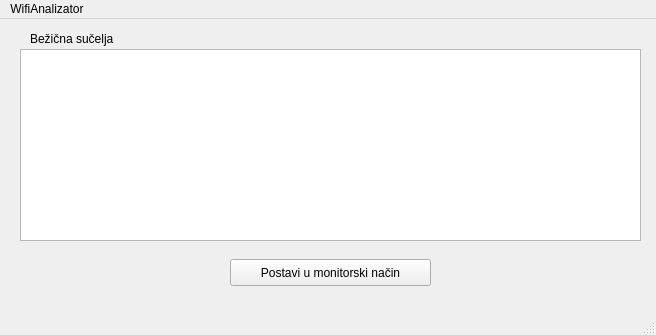
First picture: the form in ProzorGlavni.ui, repository Lovrom8/WiFiAnalizator, before the edit.
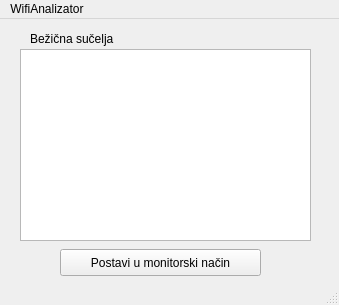
Second picture: the form after the edit.

What changed in the file:
```diff
--- a/ProzorGlavni.ui
+++ b/ProzorGlavni.ui
@@ -6,8 +6,8 @@
    <rect>
     <x>0</x>
     <y>0</y>
-    <width>656</width>
-    <height>335</height>
+    <width>339</width>
+    <height>305</height>
    </rect>
   </property>
   <property name="windowTitle">
@@ -17,8 +17,8 @@
    <widget class="QPushButton" name="btnPostaviUMonitorski">
     <property name="geometry">
      <rect>
-      <x>230</x>
-      <y>240</y>
+      <x>60</x>
+      <y>230</y>
       <width>201</width>
       <height>27</height>
      </rect>
@@ -45,7 +45,7 @@
      <rect>
       <x>20</x>
       <y>30</y>
-      <width>621</width>
+      <width>291</width>
       <height>192</height>
      </rect>
     </property>
@@ -62,7 +62,7 @@
     <rect>
      <x>0</x>
      <y>0</y>
-     <width>656</width>
+     <width>339</width>
      <height>24</height>
     </rect>
    </property>
```
Left out of the diff: 2 changed lines with no effect on the pictures.
